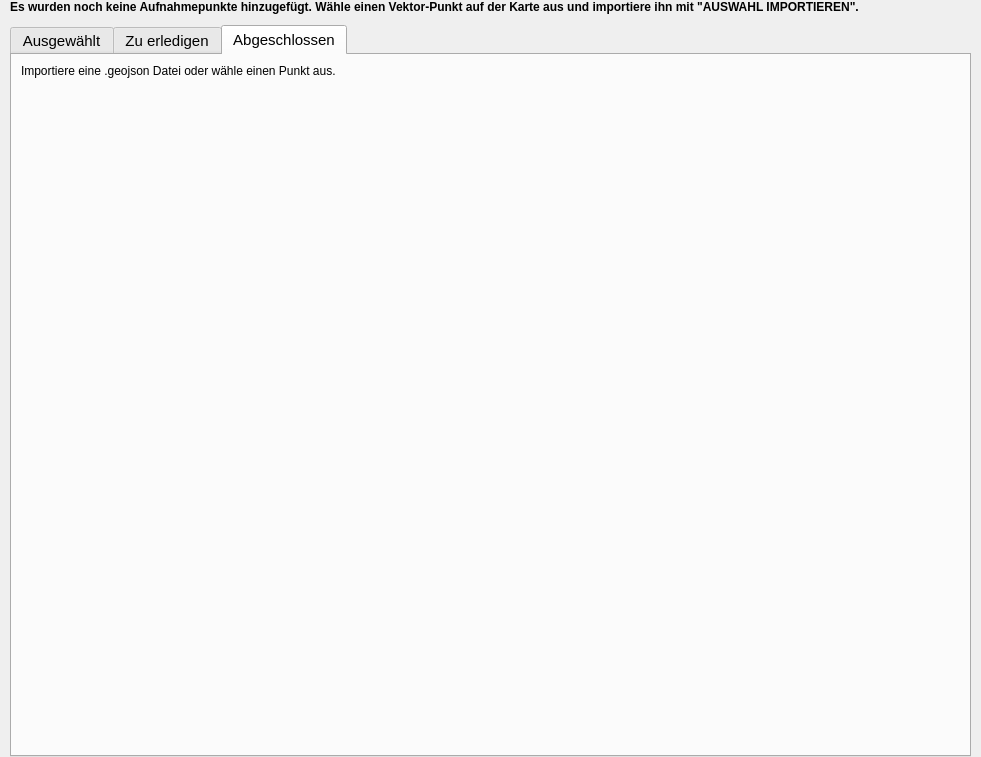
Above: fim/gui/draft/draft_selection.ui from b-lack/qgis-fim-plugin before the change. Below: the same form after it.
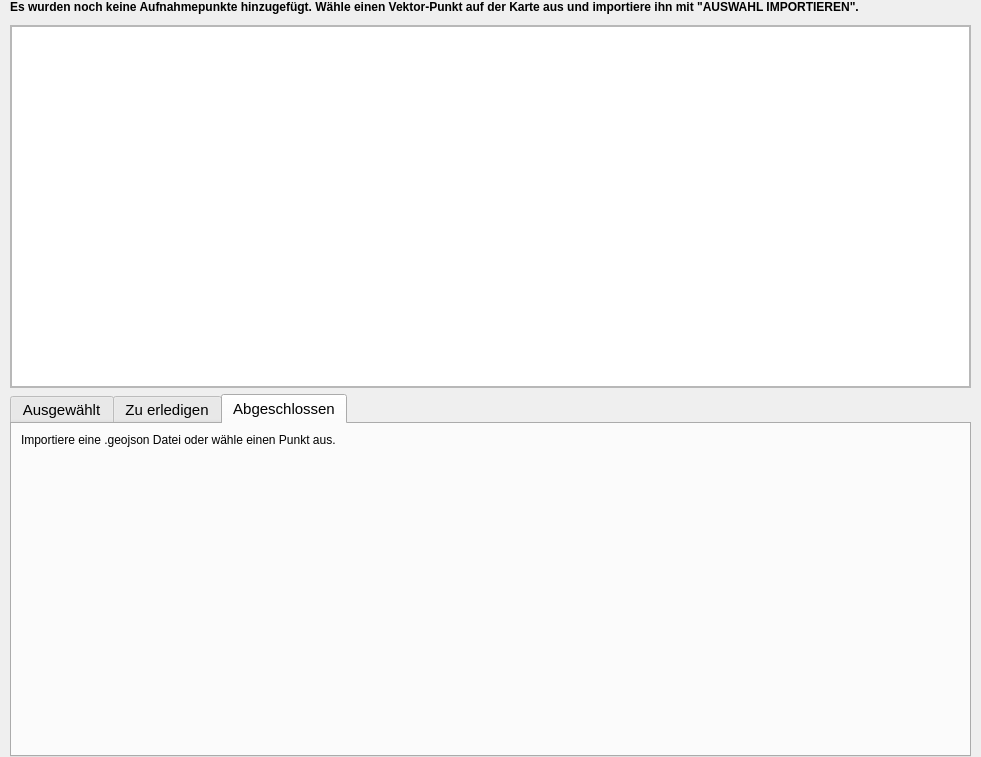
That is the form after the change.

```diff
--- a/fim/gui/draft/draft_selection.ui
+++ b/fim/gui/draft/draft_selection.ui
@@ -59,23 +59,7 @@
      <property name="bottomMargin">
       <number>0</number>
      </property>
-     <item row="0" column="0">
-      <widget class="QLabel" name="empty_draft_label">
-       <property name="font">
-        <font>
-         <weight>75</weight>
-         <bold>true</bold>
-        </font>
-       </property>
-       <property name="text">
-        <string>Es wurden noch keine Aufnahmepunkte hinzugefügt. Wähle einen Vektor-Punkt auf der Karte aus und importiere ihn mit &quot;AUSWAHL IMPORTIEREN&quot;.</string>
-       </property>
-       <property name="wordWrap">
-        <bool>true</bool>
-       </property>
-      </widget>
-     </item>
-     <item row="2" column="0">
+     <item row="3" column="0">
       <widget class="QTabWidget" name="tabWidget">
        <property name="font">
         <font>
@@ -120,7 +104,7 @@
               <x>0</x>
               <y>0</y>
               <width>957</width>
-              <height>662</height>
+              <height>314</height>
              </rect>
             </property>
             <layout class="QVBoxLayout" name="verticalLayout_4">
@@ -188,7 +172,7 @@
               <x>0</x>
               <y>0</y>
               <width>957</width>
-              <height>662</height>
+              <height>314</height>
              </rect>
             </property>
             <layout class="QVBoxLayout" name="verticalLayout">
@@ -257,7 +241,7 @@
               <x>0</x>
               <y>0</y>
               <width>957</width>
-              <height>665</height>
+              <height>314</height>
              </rect>
             </property>
             <layout class="QVBoxLayout" name="verticalLayout_3">
@@ -293,6 +277,77 @@
        </widget>
       </widget>
      </item>
+     <item row="2" column="0">
+      <widget class="QScrollArea" name="scrollArea_4">
+       <property name="widgetResizable">
+        <bool>true</bool>
+       </property>
+       <widget class="QWidget" name="scrollAreaWidgetContents_4">
+        <property name="geometry">
+         <rect>
+          <x>0</x>
+          <y>0</y>
+          <width>959</width>
+          <height>343</height>
+         </rect>
+        </property>
+        <property name="styleSheet">
+         <string notr="true"/>
+        </property>
+        <layout class="QGridLayout" name="gridLayout_5">
+         <property name="leftMargin">
+          <number>0</number>
+         </property>
+         <property name="topMargin">
+          <number>0</number>
+         </property>
+         <property name="rightMargin">
+          <number>0</number>
+         </property>
+         <property name="bottomMargin">
+          <number>0</number>
+         </property>
+         <item row="0" column="0">
+          <widget class="QTableWidget" name="lfbDraftTableWidget">
+           <property name="sizeAdjustPolicy">
+            <enum>QAbstractScrollArea::AdjustToContentsOnFirstShow</enum>
+           </property>
+           <property name="autoScroll">
+            <bool>true</bool>
+           </property>
+           <property name="editTriggers">
+            <set>QAbstractItemView::NoEditTriggers</set>
+           </property>
+           <property name="selectionMode">
+            <enum>QAbstractItemView::MultiSelection</enum>
+           </property>
+           <property name="selectionBehavior">
+            <enum>QAbstractItemView::SelectRows</enum>
+           </property>
+           <property name="verticalScrollMode">
+            <enum>QAbstractItemView::ScrollPerPixel</enum>
+           </property>
+           <property name="horizontalScrollMode">
+            <enum>QAbstractItemView::ScrollPerPixel</enum>
+           </property>
+           <property name="showGrid">
+            <bool>false</bool>
+           </property>
+           <property name="sortingEnabled">
+            <bool>true</bool>
+           </property>
+           <attribute name="horizontalHeaderStretchLastSection">
+            <bool>false</bool>
+           </attribute>
+           <attribute name="verticalHeaderVisible">
+            <bool>true</bool>
+           </attribute>
+          </widget>
+         </item>
+        </layout>
+       </widget>
+      </widget>
+     </item>
      <item row="1" column="0">
       <spacer name="verticalSpacer_4">
        <property name="orientation">
@@ -309,6 +364,22 @@
        </property>
       </spacer>
      </item>
+     <item row="0" column="0">
+      <widget class="QLabel" name="empty_draft_label">
+       <property name="font">
+        <font>
+         <weight>75</weight>
+         <bold>true</bold>
+        </font>
+       </property>
+       <property name="text">
+        <string>Es wurden noch keine Aufnahmepunkte hinzugefügt. Wähle einen Vektor-Punkt auf der Karte aus und importiere ihn mit &quot;AUSWAHL IMPORTIEREN&quot;.</string>
+       </property>
+       <property name="wordWrap">
+        <bool>true</bool>
+       </property>
+      </widget>
+     </item>
     </layout>
    </item>
   </layout>
```
